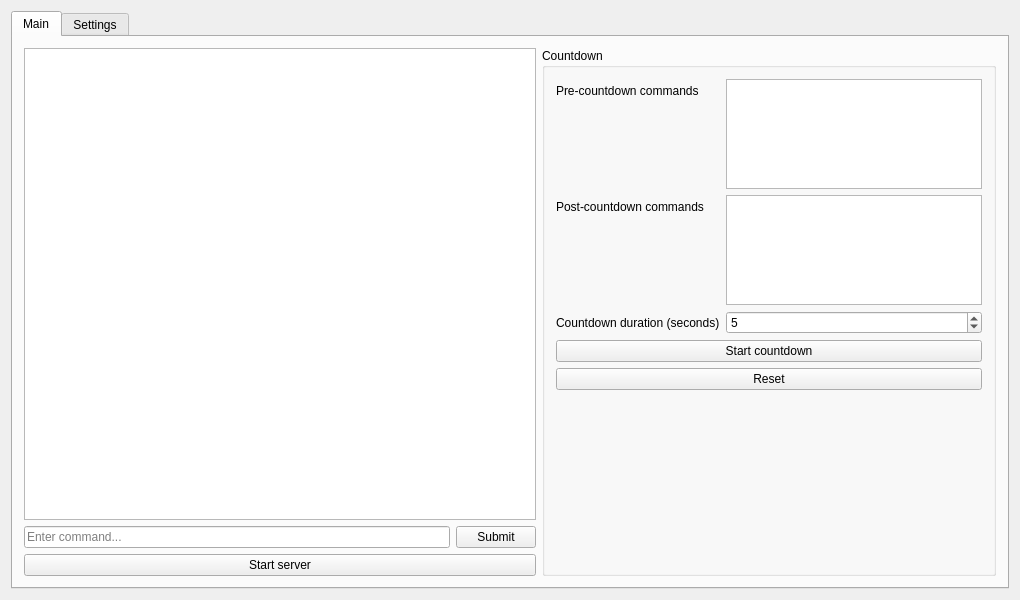
Before: the Qt Designer form GhostServer/mainwindow.ui in p2sr/GhostServer, drawn with Qt 5.
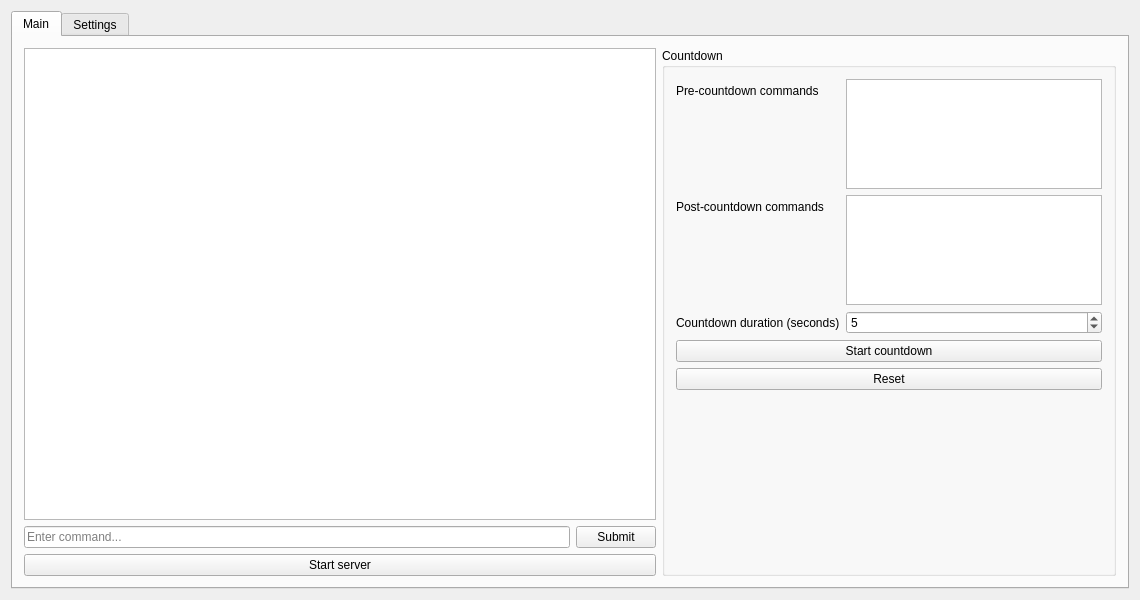
After: the same form once the commit is applied. Icons and pictures are not drawn.

```diff
--- a/GhostServer/mainwindow.ui
+++ b/GhostServer/mainwindow.ui
@@ -6,7 +6,7 @@
    <rect>
     <x>0</x>
     <y>0</y>
-    <width>1020</width>
+    <width>1140</width>
     <height>600</height>
    </rect>
   </property>
```
Left out of the diff: 5 changed lines with no effect on the pictures.
